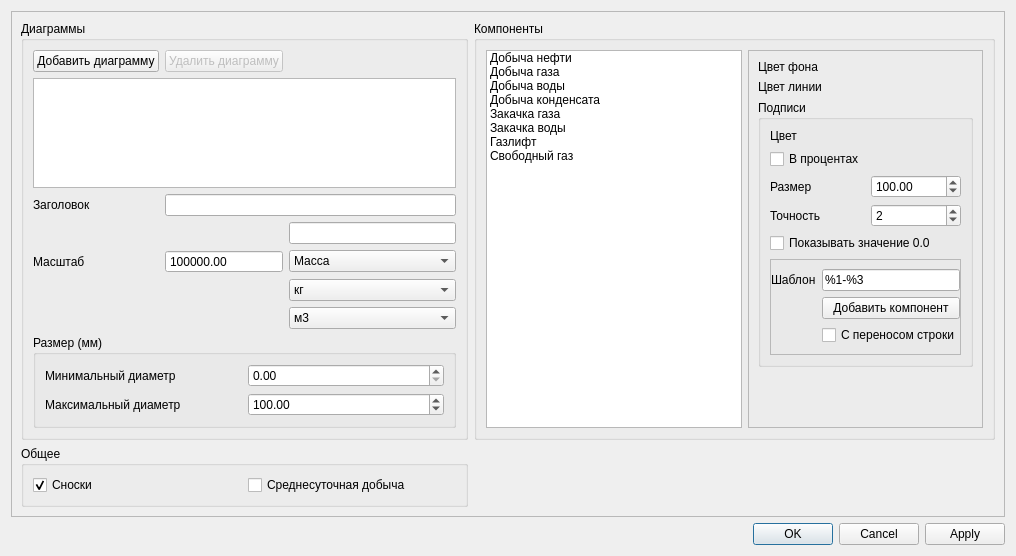
Qt form qgis_pds_prodsetup_base.ui (vvkond/QGIS) before a commit.
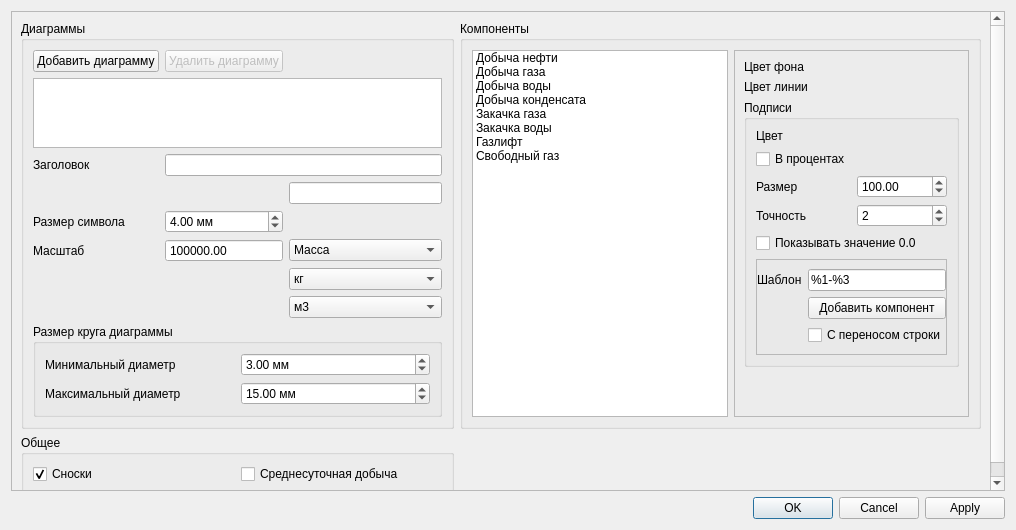
The same form after that commit.

Commit message: Размеры символов

The edit to the form file:
```diff
--- a/qgis_pds_prodsetup_base.ui
+++ b/qgis_pds_prodsetup_base.ui
@@ -7,7 +7,7 @@
     <x>0</x>
     <y>0</y>
     <width>1016</width>
-    <height>556</height>
+    <height>530</height>
    </rect>
   </property>
   <property name="windowTitle">
@@ -38,7 +38,7 @@
         <x>0</x>
         <y>0</y>
         <width>996</width>
-        <height>507</height>
+        <height>481</height>
        </rect>
       </property>
       <layout class="QGridLayout" name="gridLayout_5">
@@ -48,10 +48,10 @@
           <string>Диаграммы</string>
          </property>
          <layout class="QGridLayout" name="gridLayout_2">
-          <item row="7" column="0" colspan="3">
+          <item row="8" column="0" colspan="3">
            <widget class="QGroupBox" name="groupBox_3">
             <property name="title">
-             <string>Размер (мм)</string>
+             <string>Размер круга диаграммы</string>
             </property>
             <layout class="QGridLayout" name="gridLayout_4">
              <item row="0" column="0">
@@ -70,6 +70,9 @@
              </item>
              <item row="0" column="1">
               <widget class="QDoubleSpinBox" name="minDiagrammSize">
+               <property name="suffix">
+                <string> мм</string>
+               </property>
                <property name="decimals">
                 <number>2</number>
                </property>
@@ -79,10 +82,16 @@
                <property name="singleStep">
                 <double>1.000000000000000</double>
                </property>
+               <property name="value">
+                <double>3.000000000000000</double>
+               </property>
               </widget>
              </item>
              <item row="1" column="1">
               <widget class="QDoubleSpinBox" name="maxDiagrammSize">
+               <property name="suffix">
+                <string> мм</string>
+               </property>
                <property name="decimals">
                 <number>2</number>
                </property>
@@ -93,13 +102,23 @@
                 <double>1.000000000000000</double>
                </property>
                <property name="value">
-                <double>100.000000000000000</double>
+                <double>15.000000000000000</double>
                </property>
               </widget>
              </item>
             </layout>
            </widget>
           </item>
+          <item row="0" column="1">
+           <widget class="QPushButton" name="mDeleteDiagramm">
+            <property name="enabled">
+             <bool>false</bool>
+            </property>
+            <property name="text">
+             <string>Удалить диаграмму</string>
+            </property>
+           </widget>
+          </item>
           <item row="2" column="0">
            <widget class="QLabel" name="label_2">
             <property name="text">
@@ -107,13 +126,10 @@
             </property>
            </widget>
           </item>
-          <item row="2" column="1" colspan="2">
-           <widget class="QLineEdit" name="titleEdit"/>
-          </item>
           <item row="1" column="0" colspan="3">
            <widget class="QListWidget" name="mDiagrammsListWidget"/>
           </item>
-          <item row="8" column="0">
+          <item row="9" column="0">
            <spacer name="verticalSpacer">
             <property name="orientation">
              <enum>Qt::Vertical</enum>
@@ -126,41 +142,10 @@
             </property>
            </spacer>
           </item>
-          <item row="4" column="1">
-           <widget class="QDoubleSpinBox" name="scaleEdit">
-            <property name="buttonSymbols">
-             <enum>QAbstractSpinBox::NoButtons</enum>
-            </property>
-            <property name="maximum">
-             <double>999999999.000000000000000</double>
-            </property>
-            <property name="value">
-             <double>300000.000000000000000</double>
-            </property>
-           </widget>
+          <item row="2" column="1" colspan="2">
+           <widget class="QLineEdit" name="titleEdit"/>
           </item>
-          <item row="4" column="0">
-           <widget class="QLabel" name="mScaleEditLabel">
-            <property name="text">
-             <string>Масштаб</string>
-            </property>
-           </widget>
-          </item>
-          <item row="4" column="2">
-           <widget class="QComboBox" name="scaleUnitsType">
-            <item>
-             <property name="text">
-              <string>Масса</string>
-             </property>
-            </item>
-            <item>
-             <property name="text">
-              <string>Объем</string>
-             </property>
-            </item>
-           </widget>
-          </item>
-          <item row="5" column="2">
+          <item row="6" column="2">
            <widget class="QComboBox" name="scaleUnitsMass">
             <item>
              <property name="text">
@@ -194,7 +179,48 @@
             </item>
            </widget>
           </item>
-          <item row="6" column="2">
+          <item row="5" column="0">
+           <widget class="QLabel" name="mScaleEditLabel">
+            <property name="text">
+             <string>Масштаб</string>
+            </property>
+           </widget>
+          </item>
+          <item row="5" column="2">
+           <widget class="QComboBox" name="scaleUnitsType">
+            <item>
+             <property name="text">
+              <string>Масса</string>
+             </property>
+            </item>
+            <item>
+             <property name="text">
+              <string>Объем</string>
+             </property>
+            </item>
+           </widget>
+          </item>
+          <item row="5" column="1">
+           <widget class="QDoubleSpinBox" name="scaleEdit">
+            <property name="buttonSymbols">
+             <enum>QAbstractSpinBox::NoButtons</enum>
+            </property>
+            <property name="maximum">
+             <double>999999999.000000000000000</double>
+            </property>
+            <property name="value">
+             <double>300000.000000000000000</double>
+            </property>
+           </widget>
+          </item>
+          <item row="0" column="0">
+           <widget class="QPushButton" name="mAddDiagramm">
+            <property name="text">
+             <string>Добавить диаграмму</string>
+            </property>
+           </widget>
+          </item>
+          <item row="7" column="2">
            <widget class="QComboBox" name="scaleUnitsVolume">
             <item>
              <property name="text">
@@ -221,20 +247,23 @@
           <item row="3" column="2">
            <widget class="QLineEdit" name="titleUnitsEdit"/>
           </item>
-          <item row="0" column="0">
-           <widget class="QPushButton" name="mAddDiagramm">
+          <item row="4" column="0">
+           <widget class="QLabel" name="label">
             <property name="text">
-             <string>Добавить диаграмму</string>
+             <string>Размер символа</string>
             </property>
            </widget>
           </item>
-          <item row="0" column="1">
-           <widget class="QPushButton" name="mDeleteDiagramm">
-            <property name="enabled">
-             <bool>false</bool>
+          <item row="4" column="1">
+           <widget class="QDoubleSpinBox" name="mSymbolSize">
+            <property name="suffix">
+             <string> мм</string>
             </property>
-            <property name="text">
-             <string>Удалить диаграмму</string>
+            <property name="maximum">
+             <double>9999.000000000000000</double>
+            </property>
+            <property name="value">
+             <double>4.000000000000000</double>
             </property>
            </widget>
           </item>
```
The commit also changes 1 other file.
